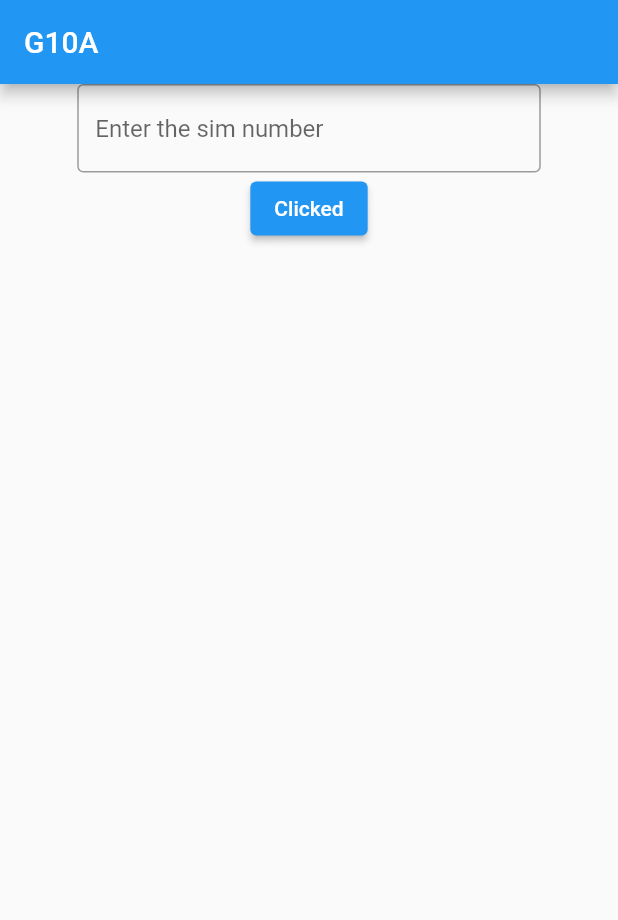
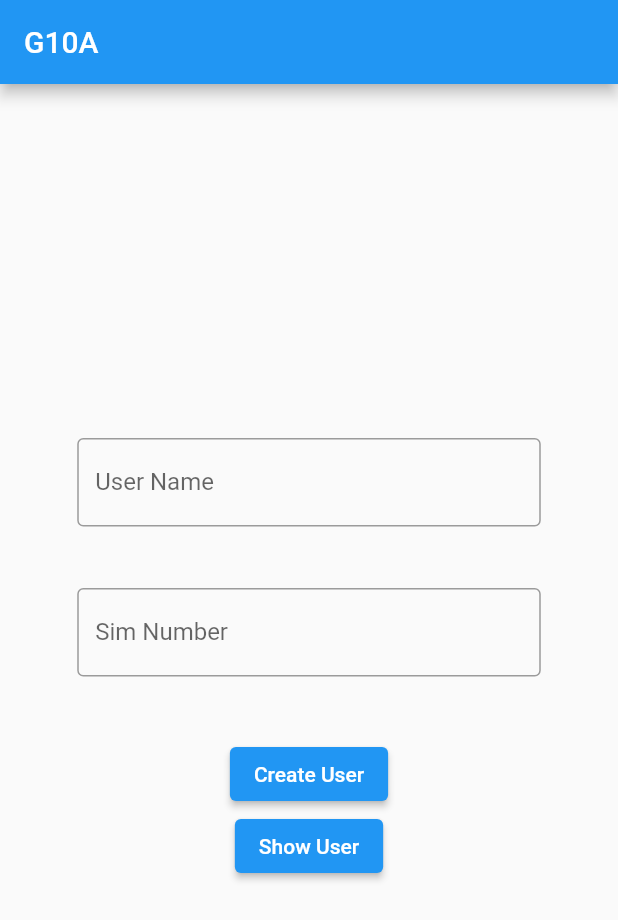
Before and after one commit to cneluhena/G10A_APP, a Flutter app: the screen it shows after launch, on a phone screen of 412 x 824 dp. Shown: the top 920 px of the screen. Run offline on Flutter 3.47's test engine with Material 2 defaults, Android fonts, the phone set to English and light mode, and no system bars; our stand-ins replace shared_preferences, string_validator.

Commit message:
showing message implemented

```diff
--- a/lib/main.dart
+++ b/lib/main.dart
@@ -1,87 +1,160 @@
+import 'dart:convert';
+
 import 'package:flutter/material.dart';
+import 'package:string_validator/string_validator.dart';
+import 'package:shared_preferences/shared_preferences.dart';
+import 'user_data.dart';
+
+GlobalKey<NavigatorState> navigatorKey = GlobalKey<NavigatorState>();
 
 void main() {
   runApp(const MyApp());
 }
 
 class MyApp extends StatelessWidget {
-  const MyApp({super.key});
+  const MyApp({Key? key}) : super(key: key);
 
   @override
   Widget build(BuildContext context) {
     return const MaterialApp(
+      debugShowCheckedModeBanner: false,
       home: TextBox(),
     );
   }
 }
 
 class TextBox extends StatefulWidget {
-  const TextBox({super.key});
+  const TextBox({Key? key}) : super(key: key);
 
   @override
   State<TextBox> createState() => _TextBoxState();
 }
 
 class _TextBoxState extends State<TextBox> {
-  final myController = TextEditingController();
+  final userNameContr = TextEditingController();
+  final simNumberContr = TextEditingController();
+  late SharedPreferences prefs;
+
+  String buttonText = 'Show User';
+  bool showError = false;
+  late String errorMsg; // Initializing button text
 
   @override
   void dispose() {
-    // Clean up the controller when the widget is disposed.
-    myController.dispose();
+    userNameContr.dispose();
+    simNumberContr.dispose();
     super.dispose();
+  }
+
+  @override
+  void initState() {
+    initPrefs();
+    super.initState();
+  }
+
+  void initPrefs() async {
+    prefs = await SharedPreferences.getInstance();
+  }
+
+  void showToastmessage(BuildContext context, String name, String simNumber) {
+    SnackBar snackBar = SnackBar(
+      content: Text('$name has been created with $simNumber'),
+    );
+
+    // Find the ScaffoldMessenger in the widget tree
+    // and use it to show a SnackBar.
+    ScaffoldMessenger.of(context).showSnackBar(snackBar);
   }
 
   @override
   Widget build(BuildContext context) {
     double screenWidth = MediaQuery.of(context).size.width;
     double objectWidth = screenWidth * 0.75;
+    late UserData? user;
+
     return Scaffold(
-        appBar: AppBar(
-          title: const Text('G10A'),
-        ),
-        body: Center(
-            child: SizedBox(
+      appBar: AppBar(
+        title: const Text('G10A'),
+      ),
+      body: Center(
+        child: SizedBox(
           width: objectWidth,
           child: Column(
+            crossAxisAlignment: CrossAxisAlignment.center,
+            mainAxisAlignment: MainAxisAlignment.center,
             children: [
-              TextField(
-                controller: myController,
-                decoration: const InputDecoration(
-                  border: OutlineInputBorder(),
-                  hintText: 'Enter the sim number',
+              SizedBox(
+                height: 100,
+                child: TextFormField(
+                  controller: userNameContr,
+                  decoration: InputDecoration(
+                      border: const OutlineInputBorder(),
+                      errorText: showError ? errorMsg : null,
+                      labelText: 'User Name'),
                 ),
               ),
-              const SubmitButton()
+              SizedBox(
+                height: 100,
+                child: TextFormField(
+                  controller: simNumberContr,
+                  decoration: InputDecoration(
+                      border: const OutlineInputBorder(),
+                      errorText: showError ? errorMsg : null,
+                      labelText: 'Sim Number'),
+                ),
+              ),
+              SubmitButton(
+                buttonText: 'Create User',
+                onButtonPressed: () {
+                  // Validating the user input to the sim number field
+                  if (isNumeric(simNumberContr.text) == false) {
+                    showError = true;
+                    errorMsg = 'Letters are no allowed';
+                  } else {
+                    user = UserData(
+                      username: userNameContr.text,
+                      simNumber: simNumberContr.text,
+                    );
+                    showToastmessage(context, user!.username, user!.simNumber);
+                  }
+                },
+              ),
+              SubmitButton(
+                buttonText: buttonText,
+                onButtonPressed: () {
+                  // Validating the user input to the sim number field
+                  setState(() {
+                    if (user == null) {
+                      buttonText = 'No user created';
+                    } else {
+                      buttonText = user!.username;
+                    }
+                  });
+                },
+              ),
             ],
           ),
-        )));
+        ),
+      ),
+    );
   }
 }
 
-class SubmitButton extends StatefulWidget {
-  const SubmitButton({super.key});
+class SubmitButton extends StatelessWidget {
+  final String buttonText;
+  final VoidCallback onButtonPressed;
 
-  @override
-  State<SubmitButton> createState() => _SubmitButtonState();
-}
+  const SubmitButton({
+    Key? key,
+    required this.buttonText,
+    required this.onButtonPressed,
+  }) : super(key: key);
 
-class _SubmitButtonState extends State<SubmitButton> {
-  bool isClicked = false;
-  String buttonText = 'Clicked';
   @override
   Widget build(BuildContext context) {
     return ElevatedButton(
-        onPressed: () {
-          setState(() {
-            isClicked = !isClicked;
-            if (isClicked) {
-              buttonText = 'Not Clicked';
-            } else {
-              buttonText = 'Clicked';
-            }
-          });
-        },
-        child: Text(buttonText));
+      onPressed: onButtonPressed,
+      child: Text(buttonText),
+    );
   }
 }
--- /dev/null
+++ b/lib/user_data.dart
@@ -0,0 +1,14 @@
+class UserData {
+  String username;
+  String simNumber;
+
+  UserData({required this.username, required this.simNumber});
+
+  Map<String, String> toJson() {
+    Map<String, String> userData = {
+      'username': username,
+      'simNumber': simNumber,
+    };
+    return userData;
+  }
+}
--- a/pubspec.yaml
+++ b/pubspec.yaml
@@ -35,6 +35,10 @@ dependencies:
   # The following adds the Cupertino Icons font to your application.
   # Use with the CupertinoIcons class for iOS style icons.
   cupertino_icons: ^1.0.2
+  string_validator: ^1.0.2
+  shared_preferences: ^2.2.2
+
+
 
 dev_dependencies:
   flutter_test:
```
Also changed, not shown: pubspec.lock, 2 other files.
